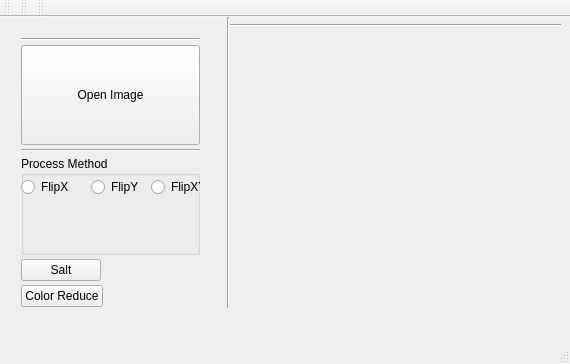
This is opencv/OpenCV_gui/mainwindow.ui in Graphy-China/SVG2 as Qt 5 draws it before an edit. The edited form follows.
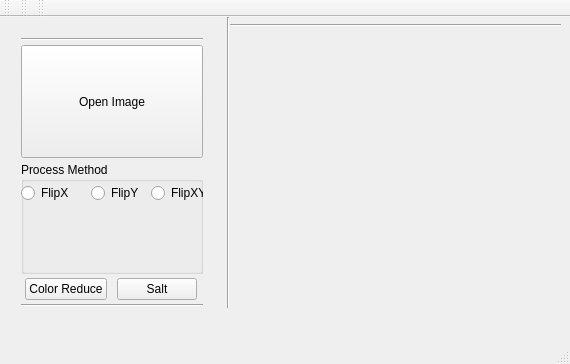
This is the edited form.

```diff
--- a/opencv/OpenCV_gui/mainwindow.ui
+++ b/opencv/OpenCV_gui/mainwindow.ui
@@ -19,7 +19,7 @@
      <rect>
       <x>10</x>
       <y>10</y>
-      <width>201</width>
+      <width>204</width>
       <height>291</height>
      </rect>
     </property>
@@ -47,13 +47,6 @@
        </property>
       </widget>
      </item>
-     <item>
-      <widget class="Line" name="line_3">
-       <property name="orientation">
-        <enum>Qt::Horizontal</enum>
-       </property>
-      </widget>
-     </item>
      <item>
       <widget class="QGroupBox" name="groupBox">
        <property name="sizePolicy">
@@ -125,21 +118,7 @@
       </widget>
      </item>
      <item>
-      <layout class="QHBoxLayout" name="horizontalLayout_2"/>
-     </item>
-     <item>
-      <widget class="QPushButton" name="SaltBtn">
-       <property name="sizePolicy">
-        <sizepolicy hsizetype="Fixed" vsizetype="Fixed">
-         <horstretch>0</horstretch>
-         <verstretch>0</verstretch>
-        </sizepolicy>
-       </property>
-       <property name="text">
-        <string>Salt</string>
-       </property>
-      </widget>
-     </item>
+      <layout class="QHBoxLayout" name="horizontalLayout_2">
      <item>
       <widget class="QPushButton" name="ReduceBtn">
        <property name="sizePolicy">
@@ -150,6 +129,28 @@
        </property>
        <property name="text">
         <string>Color Reduce</string>
+         </property>
+        </widget>
+       </item>
+       <item>
+        <widget class="QPushButton" name="SaltBtn">
+         <property name="sizePolicy">
+          <sizepolicy hsizetype="Fixed" vsizetype="Fixed">
+           <horstretch>0</horstretch>
+           <verstretch>0</verstretch>
+          </sizepolicy>
+         </property>
+         <property name="text">
+          <string>Salt</string>
+         </property>
+        </widget>
+       </item>
+      </layout>
+     </item>
+     <item>
+      <widget class="Line" name="line_3">
+       <property name="orientation">
+        <enum>Qt::Horizontal</enum>
        </property>
       </widget>
      </item>
```
Left out of the diff: 6 changed lines with no effect on the pictures. Lines whose indentation alone changed are shown as unchanged.
